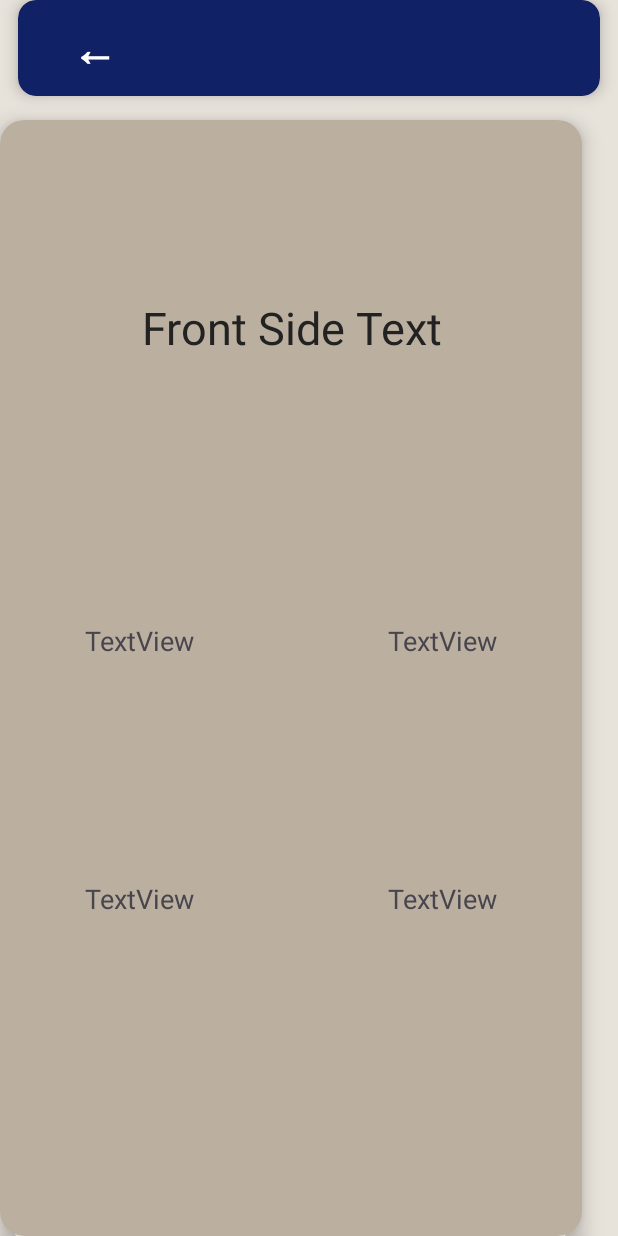
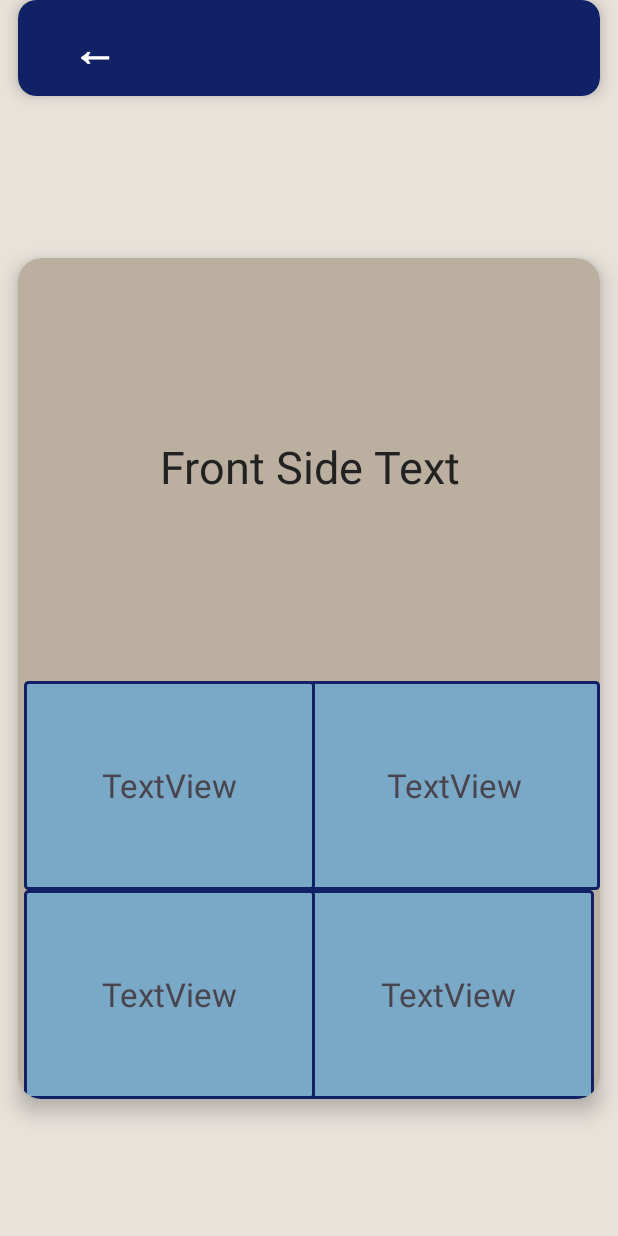
Before and after one commit to jeremyponcedeguzman/quicklyquizme, an Android app: the MultipleChoiceActivity screen opened directly, with no data from a screen before it, on a phone screen of 412 x 824 dp. Run offline under Robolectric (Android 15) with nearby library versions, the phone set to English and light mode, and no system bars; 6 statements that could not run were skipped.

Commit message:
improved logic to avoid duplicate answers improve appearance

```diff
--- a/app/src/main/java/com/example/quicklyquizme/MultipleChoiceActivity.kt
+++ b/app/src/main/java/com/example/quicklyquizme/MultipleChoiceActivity.kt
@@ -92,7 +92,7 @@ class MultipleChoiceActivity : AppCompatActivity() {
         var cardsToAdd=3
         while(cardsToAdd!=0) {
             val cardToAdd=deckDatabase.returnBackCard((cardIDs).random())
-            if (0!=cardToAdd.compareTo(currentChoices[0])) {
+            if (0!=cardToAdd.compareTo(currentChoices[0]) && !currentChoices.contains(cardToAdd)) {
                 currentChoices.addLast(cardToAdd)
                 cardsToAdd--
             }
--- /dev/null
+++ b/app/src/main/res/drawable/rectangle.xml
@@ -0,0 +1,17 @@
+<?xml version="1.0" encoding="utf-8"?>
+<shape xmlns:android="http://schemas.android.com/apk/res/android"
+    android:shape="rectangle" >
+    <solid
+        android:color="@color/iconBlue" >
+    </solid>
+
+    <stroke
+        android:width="2dp"
+        android:color="@color/blue" >
+    </stroke>
+
+    <corners
+        android:radius="2dp"   >
+    </corners>
+
+</shape>
--- a/app/src/main/res/layout/activity_multiple_choice.xml
+++ b/app/src/main/res/layout/activity_multiple_choice.xml
@@ -2,7 +2,6 @@
 <androidx.constraintlayout.widget.ConstraintLayout
     xmlns:android="http://schemas.android.com/apk/res/android"
     xmlns:app="http://schemas.android.com/apk/res-auto"
-    xmlns:tools="http://schemas.android.com/tools"
     android:layout_width="match_parent"
     android:layout_height="match_parent"
     android:background="#E7E2DA"
@@ -54,17 +53,15 @@
 
     <androidx.cardview.widget.CardView
         android:layout_width="388dp"
-        android:layout_height="0dp"
+        android:layout_height="wrap_content"
         android:layout_marginTop="16dp"
         app:cardBackgroundColor="#BBB09F"
         app:cardCornerRadius="16dp"
         app:cardElevation="8dp"
         app:layout_constraintBottom_toTopOf="@+id/buttonContainer"
         app:layout_constraintEnd_toEndOf="parent"
-        app:layout_constraintHorizontal_bias="0.0"
         app:layout_constraintStart_toStartOf="parent"
-        app:layout_constraintTop_toBottomOf="@+id/topBar"
-        app:layout_constraintVertical_bias="0.0">
+        app:layout_constraintTop_toBottomOf="@+id/topBar">
 
 
         <androidx.constraintlayout.widget.ConstraintLayout
@@ -73,12 +70,11 @@
 
             <ScrollView
                 android:id="@+id/scrollView3"
-                android:layout_width="178dp"
-                android:layout_height="132dp"
-                android:layout_marginStart="20dp"
+                android:layout_width="194dp"
+                android:layout_height="139dp"
                 android:layout_marginTop="4dp"
+                android:background="@drawable/rectangle"
                 app:layout_constraintEnd_toEndOf="parent"
-                app:layout_constraintStart_toEndOf="@+id/scrollView2"
                 app:layout_constraintTop_toBottomOf="@+id/flashcard">
 
                 <TextView
@@ -88,16 +84,17 @@
                     android:layout_gravity="center"
                     android:gravity="center"
                     android:text="TextView"
-                    android:textSize="18sp" />
+                    android:textSize="22sp" />
             </ScrollView>
 
             <ScrollView
                 android:id="@+id/scrollView4"
-                android:layout_width="178dp"
-                android:layout_height="132dp"
-                android:layout_marginTop="40dp"
+                android:layout_width="194dp"
+                android:layout_height="139dp"
                 android:layout_marginEnd="4dp"
+                android:background="@drawable/rectangle"
                 android:gravity="center"
+                app:layout_constraintBottom_toBottomOf="parent"
                 app:layout_constraintEnd_toEndOf="parent"
                 app:layout_constraintTop_toBottomOf="@+id/scrollView3">
 
@@ -107,14 +104,15 @@
                     android:layout_height="wrap_content"
                     android:layout_gravity="center"
                     android:gravity="center"
+
                     android:text="TextView"
-                    android:textSize="18sp" />
+                    android:textSize="22sp" />
             </ScrollView>
 
             <TextView
                 android:id="@+id/flashcard"
                 android:layout_width="match_parent"
-                android:layout_height="277dp"
+                android:layout_height="278dp"
                 android:layout_weight="2"
                 android:gravity="center"
                 android:padding="20dp"
@@ -127,8 +125,10 @@
 
             <ScrollView
                 android:id="@+id/scrollView2"
-                android:layout_width="178dp"
-                android:layout_height="132dp"
+                android:layout_width="194dp"
+                android:layout_height="139dp"
+
+                android:background="@drawable/rectangle"
                 android:layout_marginStart="4dp"
                 android:layout_marginTop="4dp"
                 app:layout_constraintStart_toStartOf="parent"
@@ -141,15 +141,16 @@
                     android:layout_gravity="center"
                     android:gravity="center"
                     android:text="TextView"
-                    android:textSize="18sp" />
+                    android:textSize="22sp" />
             </ScrollView>
 
             <ScrollView
-                android:layout_width="178dp"
-                android:layout_height="132dp"
+                android:layout_width="194dp"
+                android:layout_height="139dp"
                 android:layout_marginStart="4dp"
-                android:layout_marginTop="40dp"
                 android:layout_marginEnd="15dp"
+                android:background="@drawable/rectangle"
+                app:layout_constraintBottom_toBottomOf="parent"
                 app:layout_constraintEnd_toStartOf="@+id/scrollView4"
                 app:layout_constraintHorizontal_bias="0.0"
                 app:layout_constraintStart_toStartOf="parent"
@@ -162,7 +163,7 @@
                     android:layout_gravity="center"
                     android:gravity="center"
                     android:text="TextView"
-                    android:textSize="18sp" />
+                    android:textSize="22sp" />
             </ScrollView>
 
         </androidx.constraintlayout.widget.ConstraintLayout>
--- a/app/src/main/res/layout/activity_session_end.xml
+++ b/app/src/main/res/layout/activity_session_end.xml
@@ -1,14 +1,13 @@
 <?xml version="1.0" encoding="utf-8"?>
-<androidx.constraintlayout.widget.ConstraintLayout xmlns:android="http://schemas.android.com/apk/res/android"
+<androidx.constraintlayout.widget.ConstraintLayout
+    xmlns:android="http://schemas.android.com/apk/res/android"
     xmlns:app="http://schemas.android.com/apk/res-auto"
-    xmlns:tools="http://schemas.android.com/tools"
     android:layout_width="match_parent"
     android:layout_height="match_parent"
-    android:orientation="vertical"
-    android:gravity="center"
     android:padding="16dp"
     android:id="@+id/main"
     android:background="#F5F5F5">
+
     <androidx.cardview.widget.CardView
         android:id="@+id/topBar"
         android:layout_width="388dp"
@@ -51,14 +50,14 @@
     <androidx.cardview.widget.CardView
         android:layout_width="388dp"
         android:layout_height="0dp"
-        android:layout_marginTop="10dp"
+        android:layout_marginTop="16dp"
         app:cardBackgroundColor="#BBB09F"
         app:cardCornerRadius="16dp"
         app:cardElevation="8dp"
         app:layout_constraintBottom_toBottomOf="parent"
+        app:layout_constraintEnd_toEndOf="parent"
         app:layout_constraintStart_toStartOf="parent"
-        app:layout_constraintTop_toBottomOf="@+id/topBar"
-        app:layout_constraintVertical_bias="0.0">
+        app:layout_constraintTop_toBottomOf="@+id/topBar">
 
         <TextView
             android:id="@+id/score"
```
